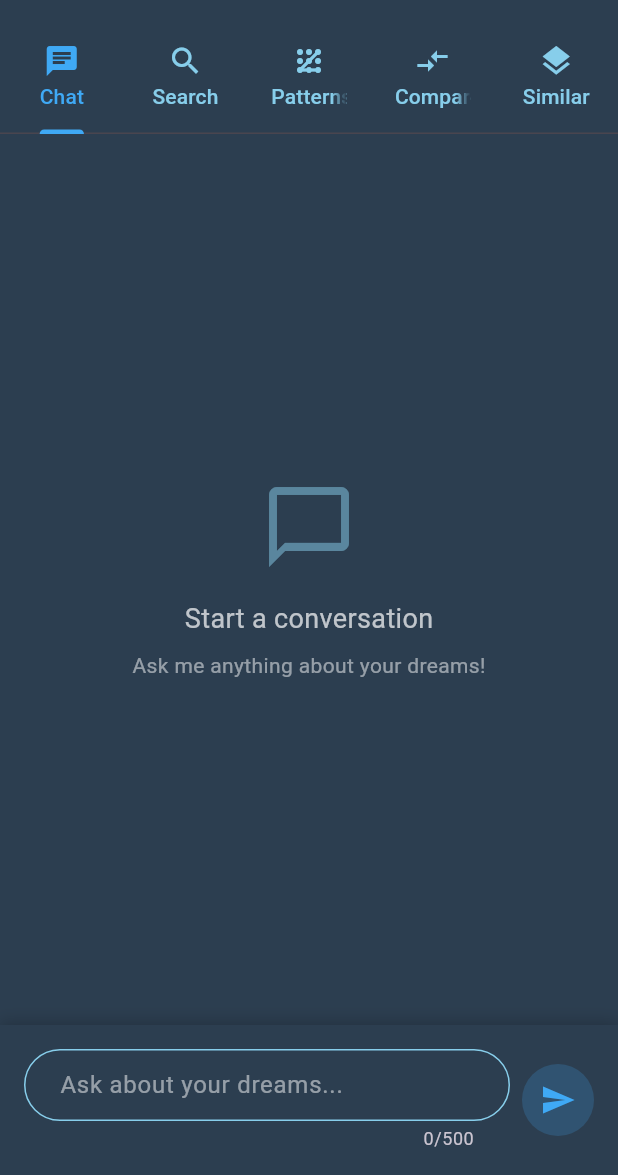
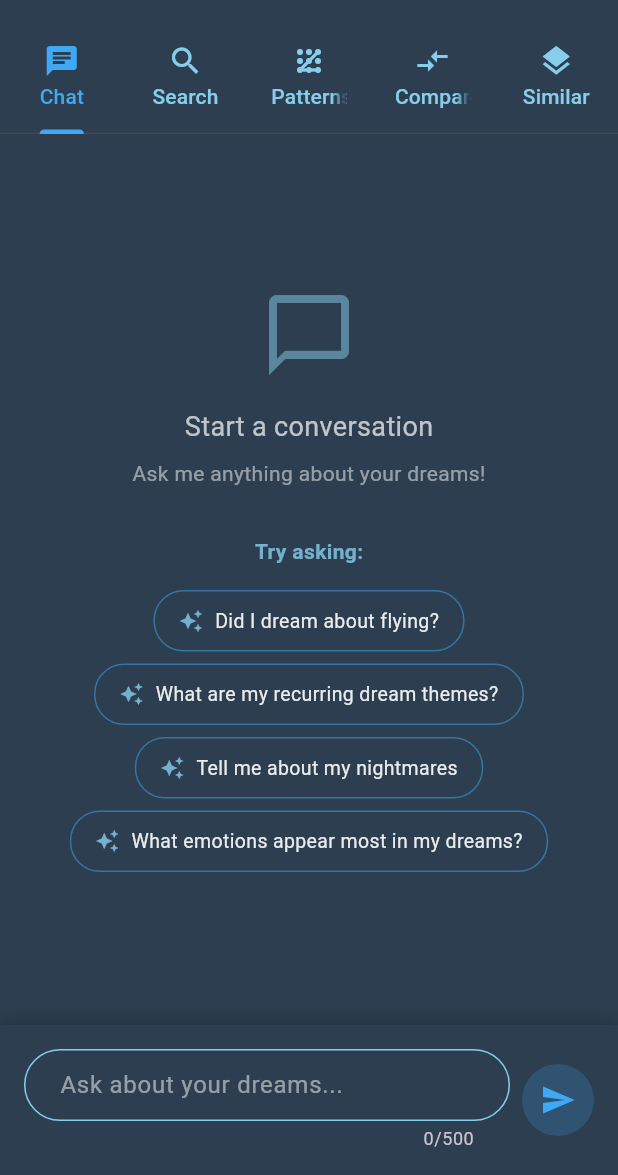
Before and after one commit to Syamgith/ai-dream-journal-frontend, a Flutter app: the DreamExplorerPage screen opened by its route, on a phone screen of 412 x 824 dp, the part 61-1236 px from its top. Run offline on Flutter 3.47's test engine with Material 3 defaults, Android fonts, the phone set to English and light mode, and no system bars; our stand-ins replace flutter_dotenv, flutter_riverpod, flutter_secure_storage, google_sign_in; accounts and stored records are empty.

Commit message:
example chat questions added

```diff
--- a/dream_journal_app/lib/features/dream_explorer/presentation/widgets/tabs/chat_tab.dart
+++ b/dream_journal_app/lib/features/dream_explorer/presentation/widgets/tabs/chat_tab.dart
@@ -236,7 +236,16 @@ class _ChatTabState extends ConsumerState<ChatTab>
   }
 
   Widget _buildEmptyState() {
+    final exampleQuestions = [
+      'Did I dream about flying?',
+      'What are my recurring dream themes?',
+      'Tell me about my nightmares',
+      'What emotions appear most in my dreams?',
+    ];
+
     return Center(
+      child: SingleChildScrollView(
+        padding: const EdgeInsets.all(24),
         child: Column(
           mainAxisAlignment: MainAxisAlignment.center,
           children: [
@@ -261,7 +270,64 @@ class _ChatTabState extends ConsumerState<ChatTab>
                 fontSize: 14,
               ),
             ),
+            const SizedBox(height: 32),
+            Text(
+              'Try asking:',
+              style: TextStyle(
+                color: AppColors.lightBlue.withValues(alpha: 0.8),
+                fontSize: 14,
+                fontWeight: FontWeight.w600,
+              ),
+            ),
+            const SizedBox(height: 16),
+            Wrap(
+              alignment: WrapAlignment.center,
+              spacing: 8,
+              runSpacing: 8,
+              children: exampleQuestions.map((question) {
+                return InkWell(
+                  onTap: () {
+                    _questionController.text = question;
+                    _askQuestion();
+                  },
+                  borderRadius: BorderRadius.circular(20),
+                  child: Container(
+                    padding: const EdgeInsets.symmetric(
+                      horizontal: 16,
+                      vertical: 10,
+                    ),
+                    decoration: BoxDecoration(
+                      color: AppColors.darkBlue,
+                      borderRadius: BorderRadius.circular(20),
+                      border: Border.all(
+                        color: AppColors.primaryBlue.withValues(alpha: 0.5),
+                        width: 1,
+                      ),
+                    ),
+                    child: Row(
+                      mainAxisSize: MainAxisSize.min,
+                      children: [
+                        Icon(
+                          Icons.auto_awesome,
+                          size: 16,
+                          color: AppColors.lightBlue.withValues(alpha: 0.8),
+                        ),
+                        const SizedBox(width: 8),
+                        Text(
+                          question,
+                          style: TextStyle(
+                            color: AppColors.white.withValues(alpha: 0.9),
+                            fontSize: 13,
+                          ),
+                        ),
                       ],
+                    ),
+                  ),
+                );
+              }).toList(),
+            ),
+          ],
+        ),
       ),
     );
   }
```
Also changed, not shown: 1 other file. Lines whose indentation alone changed are shown as unchanged.
